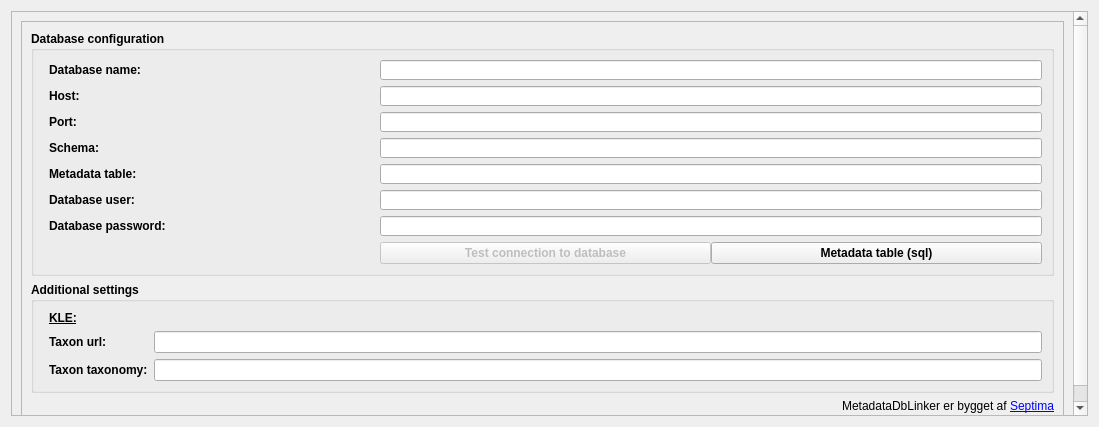
First picture: the form in src/MetadataDbLinker/config/settings.ui, repository Septima/qgis-metadatafunctionality, before the edit.
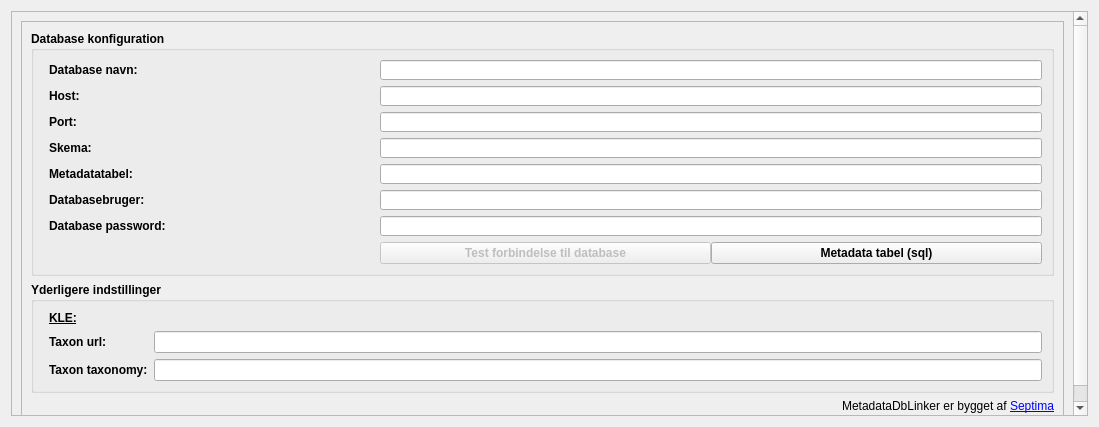
Second picture: the form after the edit.

What changed in the file:
```diff
--- a/src/MetadataDbLinker/config/settings.ui
+++ b/src/MetadataDbLinker/config/settings.ui
@@ -62,7 +62,7 @@
              </font>
             </property>
             <property name="title">
-             <string>Database configuration</string>
+             <string>Database konfiguration</string>
             </property>
             <layout class="QVBoxLayout" name="verticalLayout_2">
              <property name="spacing">
@@ -94,7 +94,7 @@
                   <string extracomment="Enter the name of the database where metadatatable is stored"/>
                  </property>
                  <property name="text">
-                  <string>Database name:</string>
+                  <string>Database navn:</string>
                  </property>
                 </widget>
                </item>
@@ -203,7 +203,7 @@
                   <string extracomment="Enter the table name of the table with metadata"/>
                  </property>
                  <property name="text">
-                  <string>Metadata table:</string>
+                  <string>Metadatatabel:</string>
                  </property>
                 </widget>
                </item>
@@ -213,7 +213,7 @@
                   <string extracomment="Enter the schema of the metadata table"/>
                  </property>
                  <property name="text">
-                  <string>Schema:</string>
+                  <string>Skema:</string>
                  </property>
                 </widget>
                </item>
@@ -223,7 +223,7 @@
                   <string extracomment="Enter the database user of the database with metadata"/>
                  </property>
                  <property name="text">
-                  <string>Database user:</string>
+                  <string>Databasebruger:</string>
                  </property>
                 </widget>
                </item>
@@ -287,7 +287,7 @@
                   <string>Test connection to the metadata-table</string>
                  </property>
                  <property name="text">
-                  <string>Test connection to database</string>
+                  <string>Test forbindelse til database</string>
                  </property>
                 </widget>
                </item>
@@ -300,7 +300,7 @@
                   <string>Only required the first time you use the plugin</string>
                  </property>
                  <property name="text">
-                  <string>Metadata table (sql)</string>
+                  <string>Metadata tabel (sql)</string>
                  </property>
                 </widget>
                </item>
@@ -343,7 +343,7 @@
              </font>
             </property>
             <property name="title">
-             <string>Additional settings</string>
+             <string>Yderligere indstillinger</string>
             </property>
             <layout class="QVBoxLayout" name="verticalLayout_3">
              <property name="leftMargin">
```
